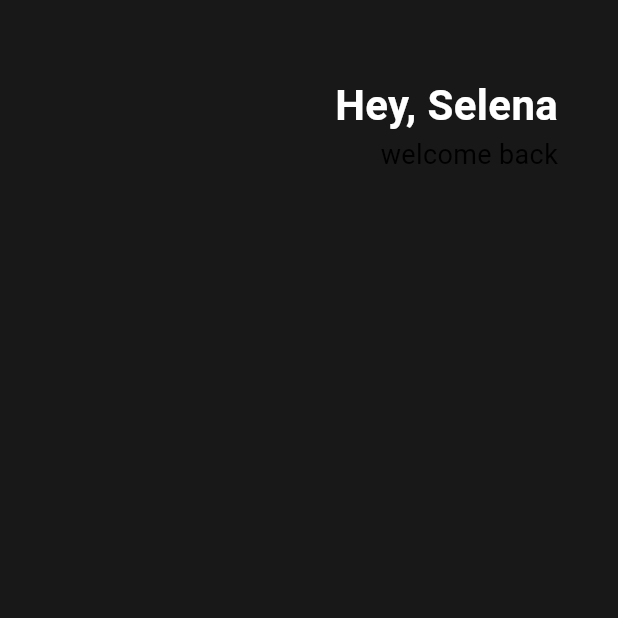
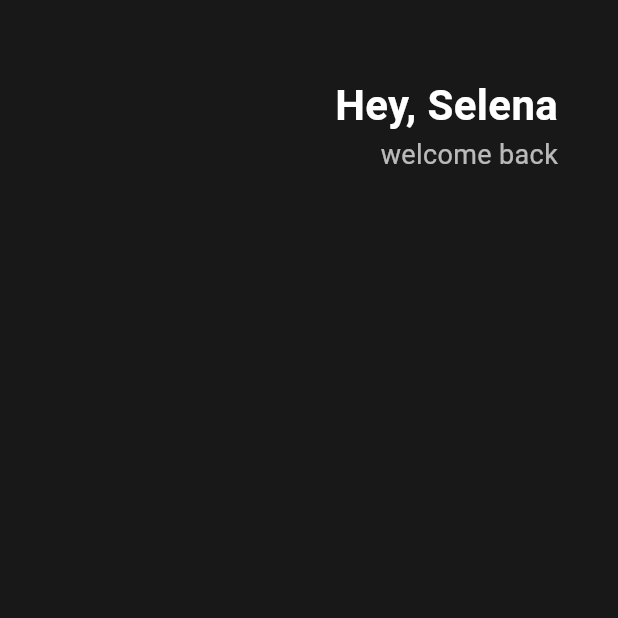
Before and after one commit to jj-jh/clone_webtoon, a Flutter app: the screen it shows after launch, on a phone screen of 412 x 824 dp, the top half of it. Run offline on Flutter 3.47's test engine with Material 3 defaults, Android fonts, the phone set to English and light mode, and no system bars.

Commit message:
second branch

```diff
--- a/Flutter_Study/flutter_application_test/lib/main.dart
+++ b/Flutter_Study/flutter_application_test/lib/main.dart
@@ -36,7 +36,7 @@ class App extends StatelessWidget {
                       Text(
                         'welcome back',
                         style: TextStyle(
-                          color: Colors.black,
+                          color: Colors.white.withOpacity(0.7),
                           fontSize: 18,
                         ),
                       ),
```
